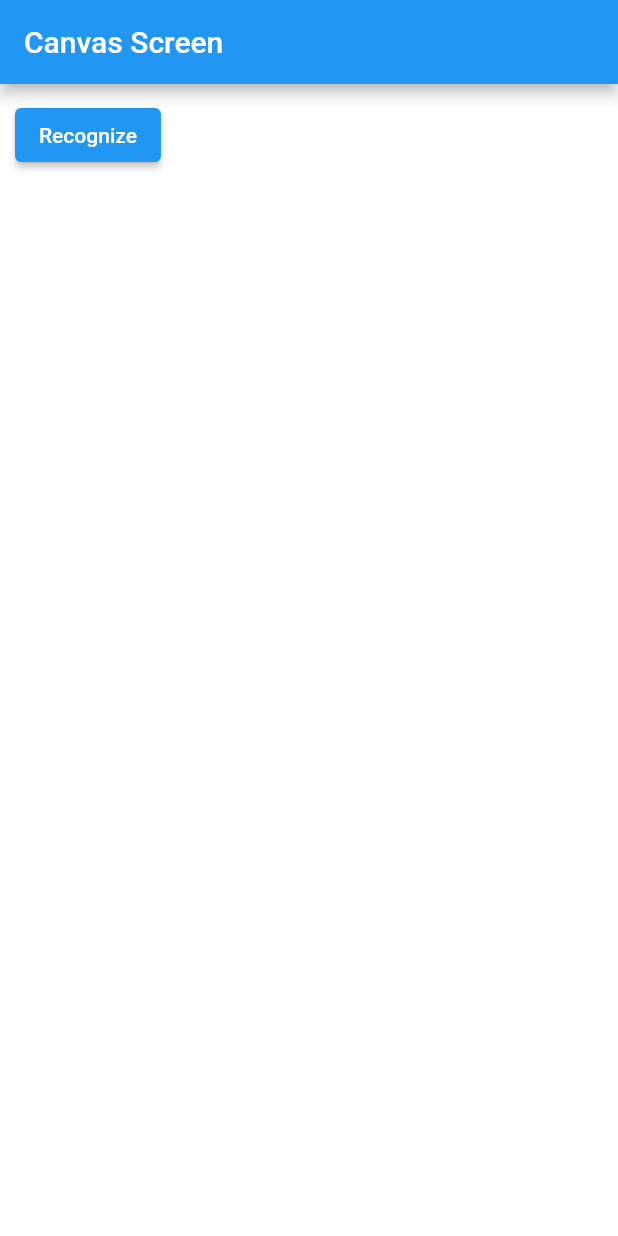
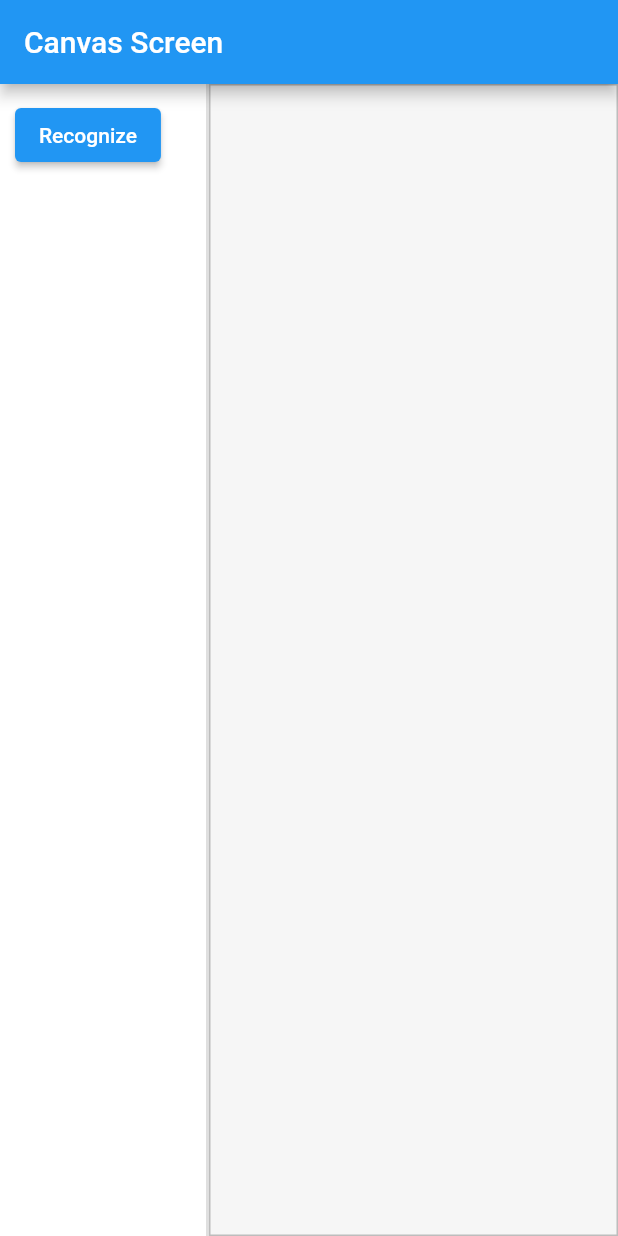
Before and after one commit to jellyie/digitalink_notetaking_app, a Flutter app: the screen it shows after launch, after a tap on "Recognize", on a phone screen of 412 x 824 dp. Run offline on Flutter 3.47's test engine with Material 2 defaults, Android fonts, the phone set to English and light mode, and no system bars; our stand-ins replace flutter_riverpod, freezed_annotation; missing offline and left inert: google_ml_kit.

Commit message:
Add new widget, select, reorder

```diff
--- a/lib/features/canvas/models/canvas_notifier.dart
+++ b/lib/features/canvas/models/canvas_notifier.dart
@@ -1,3 +1,6 @@
+import 'package:digitalink_notetaking_app/features/canvas/models/widgets/widget_data.dart';
+import 'package:digitalink_notetaking_app/features/canvas/models/widgets/widget_model.dart';
+
 import '../q_dollar_recognizer/gesture.dart';
 import '../q_dollar_recognizer/q_dollar_recognizer.dart';
 import 'package:flutter/rendering.dart';
@@ -126,12 +129,15 @@ class CanvasNotifier extends StateNotifier<CanvasState> {
   }
 
   /// Return the value of the drawn shape as a string
-  void recogniseShape(List<Gesture> g) {
+  void recogniseShape(List<Gesture> g, WidgetData widgetData) {
     for (Stroke s in state.strokes) {
       qpoints.addAll(s.strokePoints);
     }
     _gesture = _recognizer.recognize(Gesture(qpoints), g);
     qpoints = []; // reset after recognition
     print('Recognised as......$_gesture');
+
+    /// add the count to notify the list that there's a new style
+    widgetData.addNewWidget(WidgetType.paragraph);
   }
 }
--- /dev/null
+++ b/lib/features/canvas/models/widgets/widget_list.dart
@@ -0,0 +1,67 @@
+import 'package:digitalink_notetaking_app/features/canvas/models/widgets/widget_model.dart';
+import 'package:flutter/material.dart';
+import 'widget_data.dart';
+
+// For displaying the widget list
+class WidgetList extends StatefulWidget {
+  final WidgetData widgetData;
+  const WidgetList({Key? key, required this.widgetData}) : super(key: key);
+  @override
+  _WidgetListState createState() => _WidgetListState();
+}
+
+class _WidgetListState extends State<WidgetList> {
+  @override
+  Widget build(BuildContext context) {
+    // Styles could be changed, now the grey background is used to create the widget field
+    // The child buildWidgetList() is the actual display of the widgets
+    return Align(
+      alignment: Alignment.topRight,
+      child: Container(
+        alignment: Alignment.center,
+        height: MediaQuery.of(context).size.height,
+        width: MediaQuery.of(context).size.width * 3 / 4,
+        decoration: BoxDecoration(
+            color: const Color.fromARGB(15, 100, 100, 100),
+            border: Border.all(
+                color: const Color.fromARGB(100, 100, 100, 100), width: 1)),
+        child: buildWidgetList(widget.widgetData),
+      ),
+    );
+  }
+
+  Widget buildWidgetList(WidgetData widgetData) {
+    // the reorderable list view is for reordering
+    return ReorderableListView(
+      shrinkWrap: true,
+      onReorder: (int oldIndex, int newIndex) {
+        setState(() {
+          if (oldIndex < newIndex) {
+            newIndex -= 1;
+          }
+          widgetData.reorderWidgets(oldIndex, newIndex);
+        });
+      },
+      children: [
+        for (var i = 0; i < widgetData.getListLength(); i++)
+          InkWell(
+            key: Key('$i'),
+            child: Container(
+              child: WidgetModel(
+                      wType: widgetData.getWidgetType(i),
+                      data: widgetData.getContent(i))
+                  .getWidget(),
+              decoration: BoxDecoration(
+                border: widgetData.isSelected(i)
+                    ? Border.all(color: Colors.blueGrey.shade200, width: 2.0)
+                    : null,
+              ),
+            ),
+            onTap: () {
+              widgetData.updateSelectedNum(i);
+            },
+          )
+      ],
+    );
+  }
+}
--- a/lib/features/canvas/models/widgets/widget_model.dart
+++ b/lib/features/canvas/models/widgets/widget_model.dart
@@ -17,8 +17,9 @@ enum WidgetType {
 
 class WidgetModel {
   final String data;
+  final WidgetType? wType;
 
-  WidgetModel({required this.data});
+  WidgetModel({required this.wType, required this.data});
 
   final Map<WidgetType, dynamic> _baseWidgetModel = {
     WidgetType.heading: Heading.widget(content: 'content'),
@@ -29,6 +30,10 @@ class WidgetModel {
 
   Map<WidgetType, dynamic> get _widgetModel =>
       Map.unmodifiable(_baseWidgetModel);
+
+  Widget getWidget() {
+    return Paragraph.widget(content: data.length == 0 ? 'content' : data);
+  }
 }
 
 class Heading {
--- a/lib/features/canvas/ui/canvas_ui.dart
+++ b/lib/features/canvas/ui/canvas_ui.dart
@@ -1,3 +1,5 @@
+import 'package:digitalink_notetaking_app/features/canvas/models/widgets/widget_data.dart';
+import 'package:digitalink_notetaking_app/features/canvas/models/widgets/widget_list.dart';
 import 'package:digitalink_notetaking_app/features/canvas/q_dollar_recognizer/gesture.dart';
 import 'package:digitalink_notetaking_app/features/canvas/q_dollar_recognizer/templates.dart';
 
@@ -6,6 +8,7 @@ import '../models/state/canvas_state.dart';
 import 'package:flutter/material.dart';
 import 'package:flutter_riverpod/flutter_riverpod.dart';
 import 'painter/canvas_painter.dart';
+import 'package:provider/provider.dart' as provider;
 
 final canvasNotifierProvider =
     StateNotifierProvider<CanvasNotifier, CanvasState>(
@@ -26,13 +29,18 @@ class CanvasUI extends ConsumerWidget {
           title: const Text('Canvas Screen'),
         ),
         backgroundColor: Colors.white,
-      body: Stack(
+        body: provider.ChangeNotifierProvider<WidgetData>(
+            create: (_) => WidgetData(),
+            child: provider.Consumer<WidgetData>(
+                builder: (context, WidgetData widgetData, child) {
+              return Row(children: [
+                Stack(
                   children: [
                     GestureDetector(
                       child: RepaintBoundary(
                         key: notifier.globalkey,
                         child: Container(
-                width: MediaQuery.of(context).size.width,
+                          width: MediaQuery.of(context).size.width / 3,
                           height: MediaQuery.of(context).size.height,
                           padding: const EdgeInsets.all(4.0),
                           child: CustomPaint(
@@ -50,7 +58,7 @@ class CanvasUI extends ConsumerWidget {
                       child: ElevatedButton(
                         onPressed: () {
                           // notifier.recgoniseText();
-                notifier.recogniseShape(_trainingSet);
+                          notifier.recogniseShape(_trainingSet, widgetData);
                           notifier.clear();
                         },
                         child: const Text('Recognize'),
@@ -58,6 +66,16 @@ class CanvasUI extends ConsumerWidget {
                     ),
                   ],
                 ),
-    );
+                Container(
+                  child: WidgetList(widgetData: widgetData),
+                  width: MediaQuery.of(context).size.width * 2 / 3,
+                  height: MediaQuery.of(context).size.height,
+                  decoration: const BoxDecoration(
+                      border: Border(
+                          left: BorderSide(
+                              width: 2.0, color: Color(0xFFDFDFDF)))),
+                )
+              ]);
+            })));
   }
 }
--- a/pubspec.yaml
+++ b/pubspec.yaml
@@ -17,6 +17,7 @@ dependencies:
   flutter_hooks: ^0.18.0
   flutter_riverpod: ^1.0.0
   freezed_annotation: ^0.15.0
+  provider: ^6.0.1
 
 dev_dependencies:
   flutter_test:
```
Also changed, not shown: lib/features/canvas/models/widgets/widget_data.dart (added, +68 -0 lines), lib/features/canvas/ui/canvas_screen.freezed.dart (added), pubspec.lock. Lines whose indentation alone changed are shown as unchanged.
